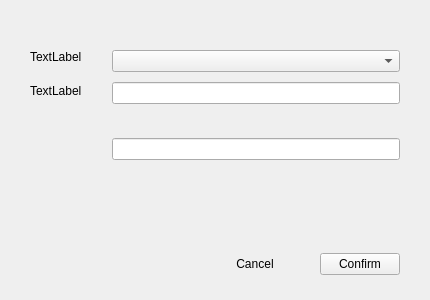
The window that plugins/account/userinfo/changepwddialog.ui (ukui/ukui-control-center) describes before a commit, drawn with Qt 5.
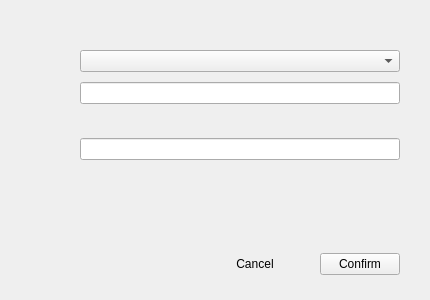
The same window after the commit.

Diff of the .ui file:
```diff
--- a/plugins/account/userinfo/changepwddialog.ui
+++ b/plugins/account/userinfo/changepwddialog.ui
@@ -103,7 +103,7 @@
             </size>
            </property>
            <property name="text">
-            <string>TextLabel</string>
+            <string/>
            </property>
           </widget>
          </item>
@@ -128,7 +128,7 @@
             </size>
            </property>
            <property name="text">
-            <string>TextLabel</string>
+            <string/>
            </property>
            <property name="scaledContents">
             <bool>true</bool>
```
